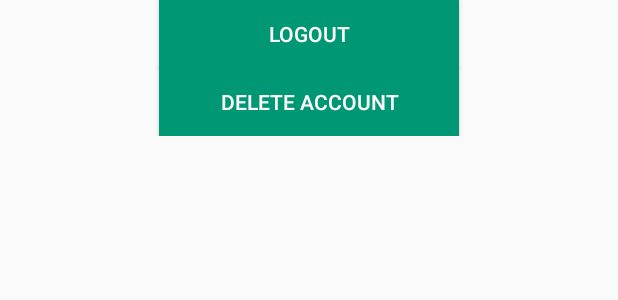
After one commit to MoutPessemier/GameHub-Android, an Android app: the layout account_settings.xml on its own in the app's theme, with its tools: preview values and no code run, on a phone screen of 412 x 824 dp. The commit adds this screen. Shown: the top 300 px of the screen. Run offline under Robolectric (Android 15) with nearby library versions, the phone set to English and light mode, and no system bars.

Commit message:
V1.0.4 - optimization [FEAT] - added styles to reduce repetitive code - started on account settings view
[REMOVE]
- removed apollo from the gradle file

```diff
--- /dev/null
+++ b/app/src/main/res/layout/account_settings.xml
@@ -0,0 +1,29 @@
+<?xml version="1.0" encoding="utf-8"?>
+<layout xmlns:android="http://schemas.android.com/apk/res/android"
+    xmlns:app="http://schemas.android.com/apk/res-auto"
+    xmlns:tools="http://schemas.android.com/tools">
+
+
+    <ScrollView
+        android:layout_width="match_parent"
+        android:layout_height="match_parent">
+
+        <LinearLayout
+            android:layout_width="match_parent"
+            android:layout_height="wrap_content"
+            android:orientation="vertical">
+
+            <Button
+                android:id="@+id/btn_logout"
+                style="@style/btn_large_primary"
+                android:layout_gravity="center_horizontal"
+                android:text="@string/logout" />
+
+            <Button
+                android:id="@+id/btn_remove_account"
+                style="@style/btn_large_primary"
+                android:layout_gravity="center_horizontal"
+                android:text="@string/remove_account" />
+        </LinearLayout>
+    </ScrollView>
+</layout>
--- a/app/src/main/res/values/dimen.xml
+++ b/app/src/main/res/values/dimen.xml
@@ -16,7 +16,7 @@
     <dimen name="textfield_height">45dp</dimen>
     <dimen name="textfield_textsize">24sp</dimen>
 
-    <dimen name="button_width_large">150dp</dimen>
+    <dimen name="button_width_large">200dp</dimen>
     <dimen name="button_height_large">45dp</dimen>
 
     <dimen name="margin_top_general">15dp</dimen>
--- a/app/src/main/res/values/strings.xml
+++ b/app/src/main/res/values/strings.xml
@@ -1,11 +1,14 @@
 <resources>
     <string name="app_name">GameHub</string>
-    <string name="img_game_type_desc">GameType image description</string>
+    <string name="img_game_type_desc">The type of game</string>
     <string name="logo_description">GameHub Logo</string>
     <string name="login">Login</string>
     <string name="register">Register</string>
     <string name="already_account">Sign in</string>
     <string name="hint_user_password">Password</string>
-    <string name="hint_user_name">User Name</string>
+    <string name="hint_user_name">Name</string>
     <string name="hint_user_email">Email</string>
+    <string name="hint_user_phone">Telephone</string>
+    <string name="logout">Logout</string>
+    <string name="remove_account">Delete account</string>
 </resources>
--- a/app/src/main/res/values/styles.xml
+++ b/app/src/main/res/values/styles.xml
@@ -8,4 +8,17 @@
         <item name="colorAccent">@color/colorAccent</item>
     </style>
 
+    <style name="txt_field" parent="@style/Widget.AppCompat.EditText">
+        <item name="android:layout_width">@dimen/textfield_width</item>
+        <item name="android:layout_height">@dimen/textfield_height</item>
+        <item name="android:textSize">@dimen/textfield_textsize</item>
+    </style>
+
+    <style name="btn_large_primary" parent="@style/Widget.AppCompat.Button">
+        <item name="android:layout_width">@dimen/button_width_large</item>
+        <item name="android:layout_height">@dimen/button_height_large</item>
+        <item name="android:background">@color/colorPrimary</item>
+        <item name="android:textColor">@color/snow_white</item>
+    </style>
+
 </resources>
--- a/build.gradle
+++ b/build.gradle
@@ -7,7 +7,6 @@ buildscript {
         version_appcompat = "1.1.0"
         version_core = "1.1.0"
         version_constraint_layout = "1.1.3"
-        version_apollo = '1.2.0'
         version_material = "1.0.0"
         version_espresso = "3.2.0"
         version_junit = "4.12"
@@ -26,7 +25,6 @@ buildscript {
     dependencies {
         classpath 'com.android.tools.build:gradle:3.5.1'
         classpath "org.jetbrains.kotlin:kotlin-gradle-plugin:$version_kotlin"
-        classpath "com.apollographql.apollo:apollo-gradle-plugin:$version_apollo"
         // compileOnly "org.jetbrains:annotations:$version_jetbrains"
         // testCompileOnly "org.jetbrains:annotations:$version_jetbrains"
     }
```
Also changed, not shown: app/build.gradle (+0 -7 lines), app/src/main/res/layout/login.xml (+5 -12 lines), app/src/main/res/layout/register.xml (+19 -20 lines).
